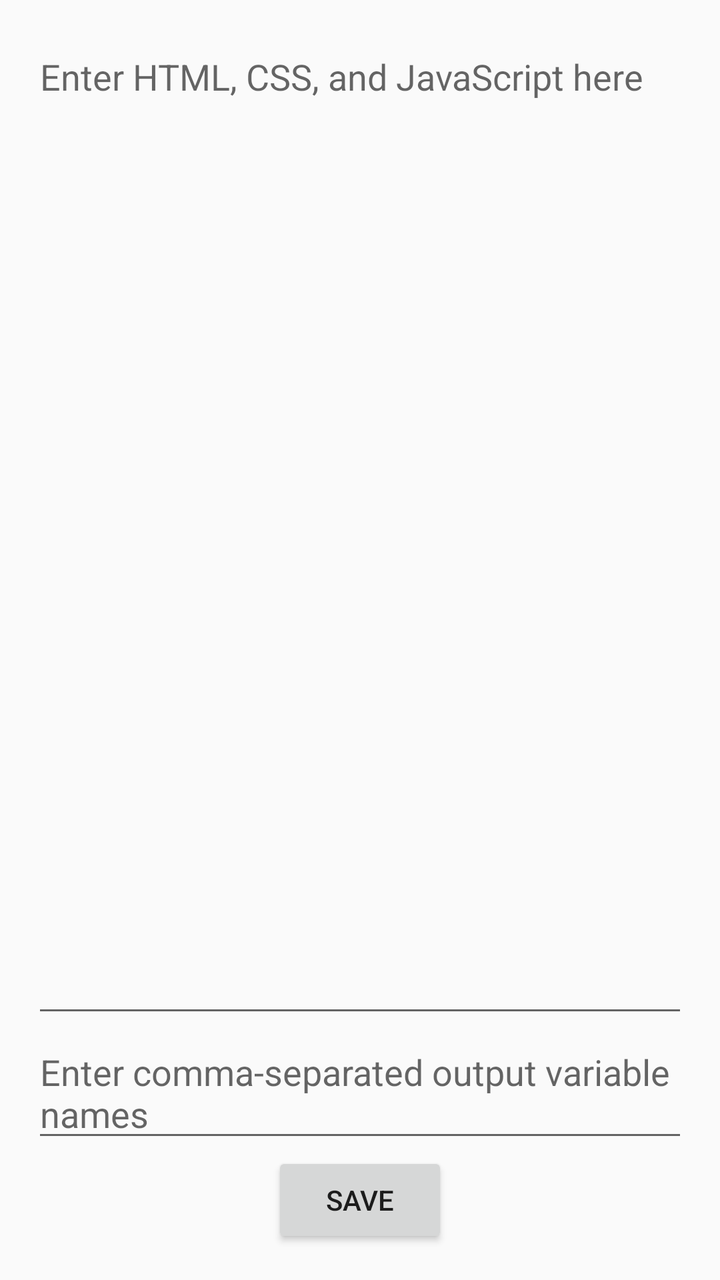
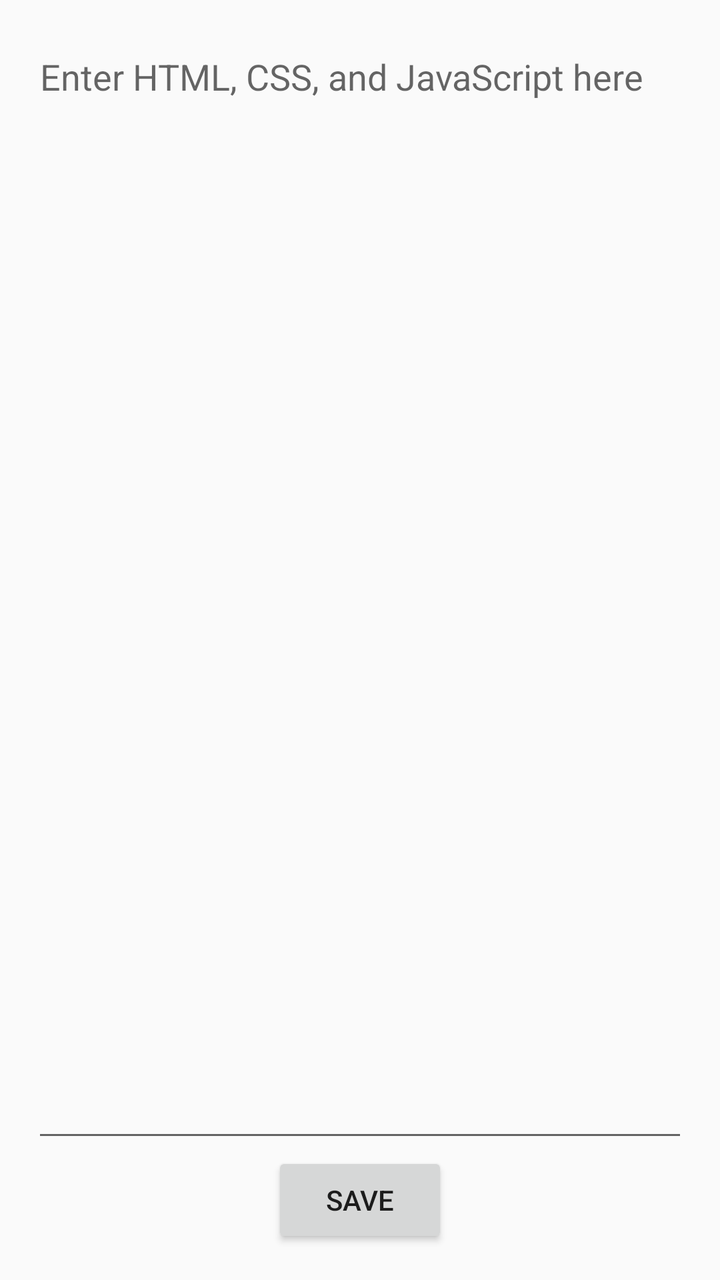

Compare the two renders of this Android layout. The source of the first and the diff that turns it into the second are given below.
<!-- AndroidManifest.xml: application theme Theme.AppCompat.Light -->
<!-- res/layout/activity_html_viewer.xml -->
<?xml version="1.0" encoding="utf-8"?>
<LinearLayout xmlns:android="http://schemas.android.com/apk/res/android"
    android:layout_width="match_parent"
    android:layout_height="match_parent"
    android:orientation="vertical"
    android:padding="16dp">

    <EditText
        android:id="@+id/editTextCode"
        android:layout_width="match_parent"
        android:layout_height="0dp"
        android:layout_weight="1"
        android:hint="@string/code_hint"
        android:inputType="textMultiLine"
        android:gravity="top"/>

    <EditText
        android:id="@+id/editTextOutputVariables"
        android:layout_width="match_parent"
        android:layout_height="wrap_content"
        android:hint="@string/output_variables_hint"/>

    <Button
        android:id="@+id/buttonSave"
        android:layout_width="wrap_content"
        android:layout_height="wrap_content"
        android:text="@string/save_button_text"
        android:layout_gravity="center_horizontal"/>

</LinearLayout>
<!-- resources referenced by this layout -->
<resources>
  <string name="code_hint">Enter HTML, CSS, and JavaScript here</string>
  <string name="output_variables_hint">Enter comma-separated output variable names</string>
  <string name="save_button_text">Save</string>
</resources>

<!-- the commit's change to res/layout/activity_html_viewer.xml (unified diff, before → after) -->
@@ -14,12 +14,6 @@
         android:inputType="textMultiLine"
         android:gravity="top"/>
 
-    <EditText
-        android:id="@+id/editTextOutputVariables"
-        android:layout_width="match_parent"
-        android:layout_height="wrap_content"
-        android:hint="@string/output_variables_hint"/>
-
     <Button
         android:id="@+id/buttonSave"
         android:layout_width="wrap_content"
<!-- resource entries referenced after the edit -->
@@ -1,7 +1,6 @@
 <!-- resources referenced by this layout -->
 <resources>
   <string name="code_hint">Enter HTML, CSS, and JavaScript here</string>
-  <string name="output_variables_hint">Enter comma-separated output variable names</string>
   <string name="save_button_text">Save</string>
 </resources>
 
